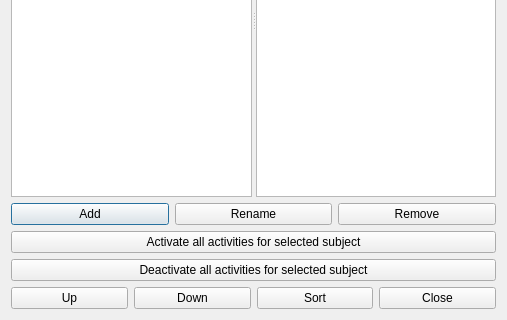
Above: src/interface/subjectsform_template.ui from karandit/fet before the change; both pictures show x 0 to 507 and y 169 to 489 of the 507 by 489 pixel window. Below: the same form after it.
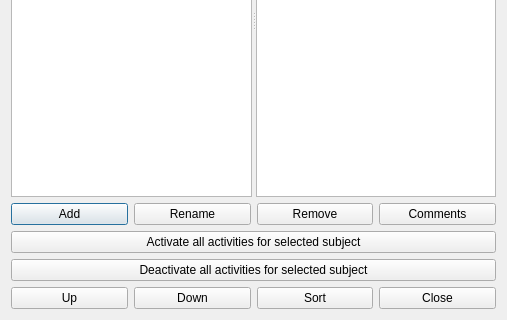
That is the form after the change.

The edit to the form file:
```diff
--- a/src/interface/subjectsform_template.ui
+++ b/src/interface/subjectsform_template.ui
@@ -52,6 +52,13 @@
        </property>
       </widget>
      </item>
+     <item>
+      <widget class="QPushButton" name="commentsPushButton">
+       <property name="text">
+        <string>Comments</string>
+       </property>
+      </widget>
+     </item>
     </layout>
    </item>
    <item row="2" column="0">
```
